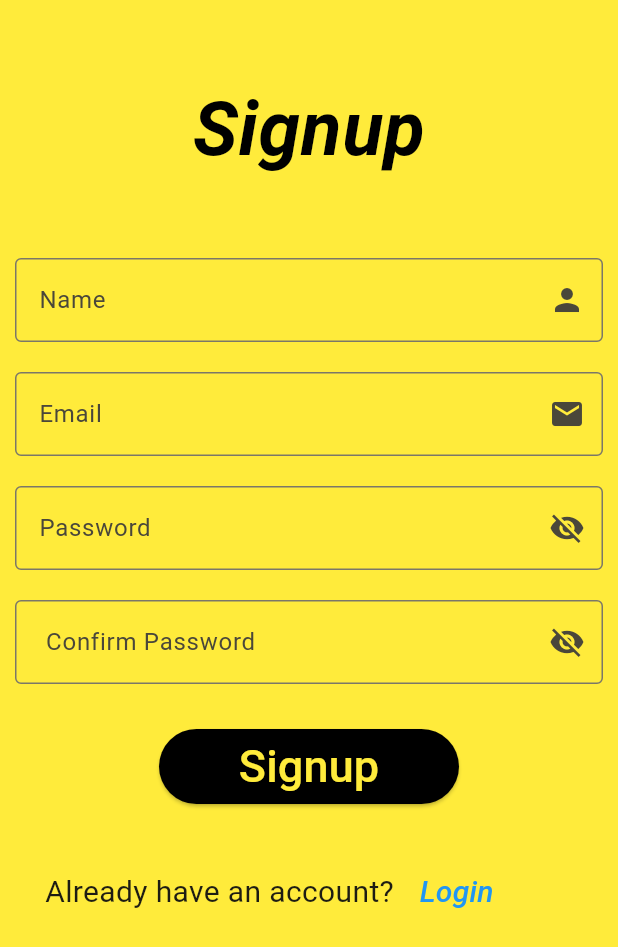
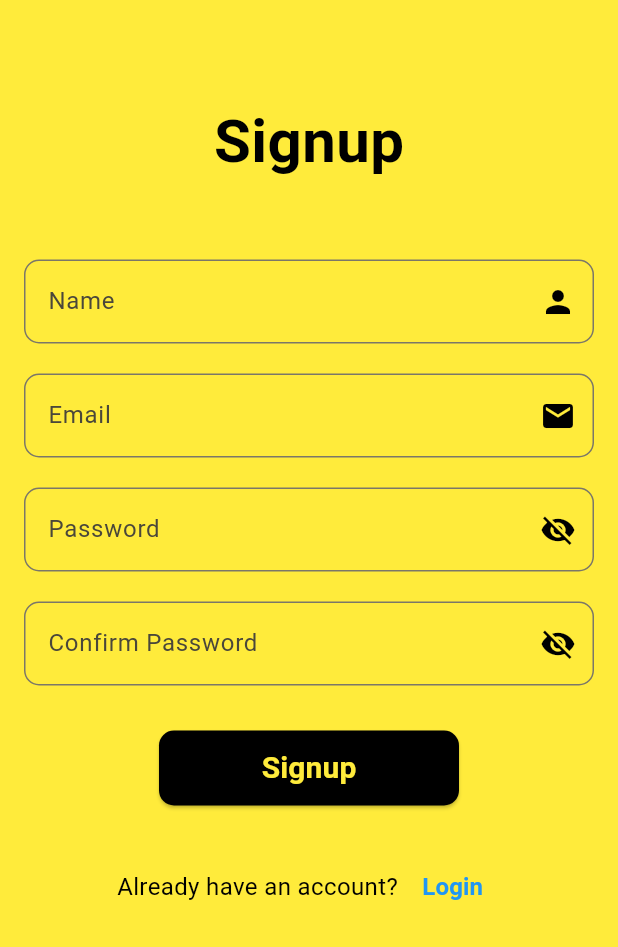
Before and after one commit to swfvn/Fillup, a Flutter app: the Signup screen opened directly, on a phone screen of 412 x 824 dp. Shown: the top 947 px of the screen. Run offline on Flutter 3.47's test engine with Material 3 defaults, Android fonts, the phone set to English and light mode, and no system bars; our stand-ins replace circle_nav_bar, cloud_firestore, firebase_auth, firebase_core, firebase_storage, google_fonts and 2 more; accounts and stored records are empty.

Commit message:
Update signup.dart

```diff
--- a/lib/authentication/signup.dart
+++ b/lib/authentication/signup.dart
@@ -3,22 +3,20 @@ import 'package:fiil_up_app/authentication/login.dart';
 import 'package:firebase_auth/firebase_auth.dart';
 import 'package:flutter/material.dart';
 
-
-
 class Signup extends StatefulWidget {
   const Signup({super.key});
 
   @override
-  State<Signup> createState() => _SigninState();
+  State<Signup> createState() => _SignupState();
 }
 
-class _SigninState extends State<Signup> {
+class _SignupState extends State<Signup> {
   bool isobscuretext = true;
   bool isobscuretext1 = true;
   final TextEditingController _emailController = TextEditingController();
   final TextEditingController _passwordController = TextEditingController();
   final TextEditingController _confirmPasswordController = TextEditingController();
-  final  TextEditingController _Name =TextEditingController();
+  final TextEditingController _nameController = TextEditingController();
   final FirebaseAuth _auth = FirebaseAuth.instance;
 
   Future<void> _register() async {
@@ -26,7 +24,7 @@ class _SigninState extends State<Signup> {
       String email = _emailController.text.trim();
       String password = _passwordController.text.trim();
       String confirmPassword = _confirmPasswordController.text.trim();
-      String Name=_Name.text.trim();
+      String name = _nameController.text.trim();
 
       if (password != confirmPassword) {
         ScaffoldMessenger.of(context).showSnackBar(
@@ -34,23 +32,28 @@ class _SigninState extends State<Signup> {
         );
         return;
       }
-// create
+
+      // Create user
       UserCredential userCredential =
       await _auth.createUserWithEmailAndPassword(
         email: email,
         password: password,
       );
-      final FirebaseFirestore firestore =FirebaseFirestore.instance;
-      await  firestore.collection('Registration').doc(userCredential.user!.uid).set({
-        "email":email,
-        "Name":Name
+
+      final FirebaseFirestore firestore = FirebaseFirestore.instance;
+      await firestore.collection('Registration').doc(userCredential.user!.uid).set({
+        "email": email,
+        "name": name,
       });
-
 
       ScaffoldMessenger.of(context).showSnackBar(
         const SnackBar(content: Text('Registration Successful')),
+      );
 
-
+      // Navigate to Login page after successful registration
+      Navigator.pushReplacement(
+        context,
+        MaterialPageRoute(builder: (context) => Login()),
       );
     } catch (e) {
       ScaffoldMessenger.of(context).showSnackBar(
@@ -58,45 +61,62 @@ class _SigninState extends State<Signup> {
       );
     }
   }
+
   @override
   Widget build(BuildContext context) {
     return Scaffold(
       backgroundColor: Colors.yellow,
       body: SingleChildScrollView(
+        child: Padding(
+          padding: const EdgeInsets.all(16.0),
           child: Column(
             mainAxisAlignment: MainAxisAlignment.center,
             children: [
-            Center(child: Padding(
-              padding: const EdgeInsets.only(top: 50),
-              child: Text("Signup",style:
-              TextStyle(color: Colors.black,
-                  fontStyle: FontStyle.italic,fontSize: 50,fontWeight: FontWeight.bold),),
-            )),
-            Padding(
-              padding: const EdgeInsets.only(left: 10,right: 10,top: 50),
-              child: TextField(
-                controller: _Name,
-                decoration: InputDecoration(
-                    labelText: "Name",
-                    suffixIcon: Icon(Icons.person),
-                    border: OutlineInputBorder()
+              const SizedBox(height: 50),
+              Center(
+                child: Text(
+                  "Signup",
+                  style: TextStyle(
+                    color: Colors.black,
+                    fontSize: 40,
+                    fontWeight: FontWeight.bold,
                   ),
                 ),
               ),
-            Padding(
-              padding: const EdgeInsets.only(left: 10,right: 10,top: 20),
-              child: TextField(
+              const SizedBox(height: 50),
+              TextField(
+                controller: _nameController,
+                decoration: InputDecoration(
+                  labelText: "Name",
+                  suffixIcon: Icon(Icons.person, color: Colors.black),
+                  border: OutlineInputBorder(
+                    borderRadius: BorderRadius.circular(10),
+                    borderSide: BorderSide(color: Colors.black),
+                  ),
+                  focusedBorder: OutlineInputBorder(
+                    borderRadius: BorderRadius.circular(10),
+                    borderSide: BorderSide(color: Colors.black),
+                  ),
+                ),
+              ),
+              const SizedBox(height: 20),
+              TextField(
                 controller: _emailController,
                 decoration: InputDecoration(
                   labelText: "Email",
-                    suffixIcon: Icon(Icons.mail),
-                    border: OutlineInputBorder()
+                  suffixIcon: Icon(Icons.mail, color: Colors.black),
+                  border: OutlineInputBorder(
+                    borderRadius: BorderRadius.circular(10),
+                    borderSide: BorderSide(color: Colors.black),
+                  ),
+                  focusedBorder: OutlineInputBorder(
+                    borderRadius: BorderRadius.circular(10),
+                    borderSide: BorderSide(color: Colors.black),
                   ),
                 ),
               ),
-            Padding(
-              padding: const EdgeInsets.only(left: 10,right: 10,top: 20),
-              child: TextField(
+              const SizedBox(height: 20),
+              TextField(
                 obscureText: isobscuretext,
                 controller: _passwordController,
                 decoration: InputDecoration(
@@ -104,64 +124,100 @@ class _SigninState extends State<Signup> {
                   suffixIcon: IconButton(
                     icon: Icon(
                       isobscuretext ? Icons.visibility_off : Icons.visibility,
+                      color: Colors.black,
                     ),
-                      onPressed: (){
+                    onPressed: () {
                       setState(() {
                         isobscuretext = !isobscuretext;
                       });
                     },
                   ),
-                    border: OutlineInputBorder()
+                  border: OutlineInputBorder(
+                    borderRadius: BorderRadius.circular(10),
+                    borderSide: BorderSide(color: Colors.black),
+                  ),
+                  focusedBorder: OutlineInputBorder(
+                    borderRadius: BorderRadius.circular(10),
+                    borderSide: BorderSide(color: Colors.black),
                   ),
                 ),
-            ),Padding(
-              padding: const EdgeInsets.only(left: 10,right: 10,top: 20),
-              child: TextField(
+              ),
+              const SizedBox(height: 20),
+              TextField(
                 obscureText: isobscuretext1,
                 controller: _confirmPasswordController,
                 decoration: InputDecoration(
-                    labelText: " Confirm Password",
+                  labelText: "Confirm Password",
                   suffixIcon: IconButton(
                     icon: Icon(
                       isobscuretext1 ? Icons.visibility_off : Icons.visibility,
+                      color: Colors.black,
                     ),
-                      onPressed: (){
+                    onPressed: () {
                       setState(() {
                         isobscuretext1 = !isobscuretext1;
                       });
                     },
                   ),
-                    border: OutlineInputBorder()
+                  border: OutlineInputBorder(
+                    borderRadius: BorderRadius.circular(10),
+                    borderSide: BorderSide(color: Colors.black),
+                  ),
+                  focusedBorder: OutlineInputBorder(
+                    borderRadius: BorderRadius.circular(10),
+                    borderSide: BorderSide(color: Colors.black),
                   ),
                 ),
               ),
-            Padding(
-              padding: const EdgeInsets.only(top: 30,right: 10,left: 10),
-              child: ElevatedButton(onPressed: _register,
-                  style: ElevatedButton.styleFrom(backgroundColor: Colors.black,
-                      minimumSize: Size(200, 50)),
-                  child: Text("Signup",style: TextStyle(
-                      color: Colors.yellow,fontSize: 30),)),
+              const SizedBox(height: 30),
+              ElevatedButton(
+                onPressed: _register,
+                style: ElevatedButton.styleFrom(
+                  backgroundColor: Colors.black,
+                  minimumSize: Size(200, 50),
+                  shape: RoundedRectangleBorder(
+                    borderRadius: BorderRadius.circular(10),
                   ),
+                ),
+                child: Text(
+                  "Signup",
+                  style: TextStyle(
+                    color: Colors.yellow,
+                    fontSize: 20,
+                    fontWeight: FontWeight.bold,
+                  ),
+                ),
+              ),
+              const SizedBox(height: 30),
               Row(
+                mainAxisAlignment: MainAxisAlignment.center,
                 children: [
-                Padding(
-                  padding: const EdgeInsets.only(left: 30,top: 35),
-                  child: Text("Already have an account? ",style: TextStyle(fontSize: 20),),
+                  Text(
+                    "Already have an account? ",
+                    style: TextStyle(fontSize: 16, color: Colors.black),
                   ),
-                Padding(
-                  padding: const EdgeInsets.only(top: 35),
-                  child: TextButton(onPressed:() {
-                    Navigator.push(context, MaterialPageRoute(builder: (context) => Login(),));
-                  }, child: Text("Login",
-                    style: TextStyle(fontSize: 20,
-                        color: Colors.blue,fontStyle: FontStyle.italic),)),
-                )
+                  TextButton(
+                    onPressed: () {
+                      Navigator.push(
+                        context,
+                        MaterialPageRoute(builder: (context) => Login()),
+                      );
+                    },
+                    child: Text(
+                      "Login",
+                      style: TextStyle(
+                        fontSize: 16,
+                        color: Colors.blue,
+                        fontWeight: FontWeight.bold,
+                      ),
+                    ),
+                  ),
                 ],
               ),
             ],
           ),
         ),
+      ),
     );
   }
 }
```
Lines whose indentation alone changed are shown as unchanged.
